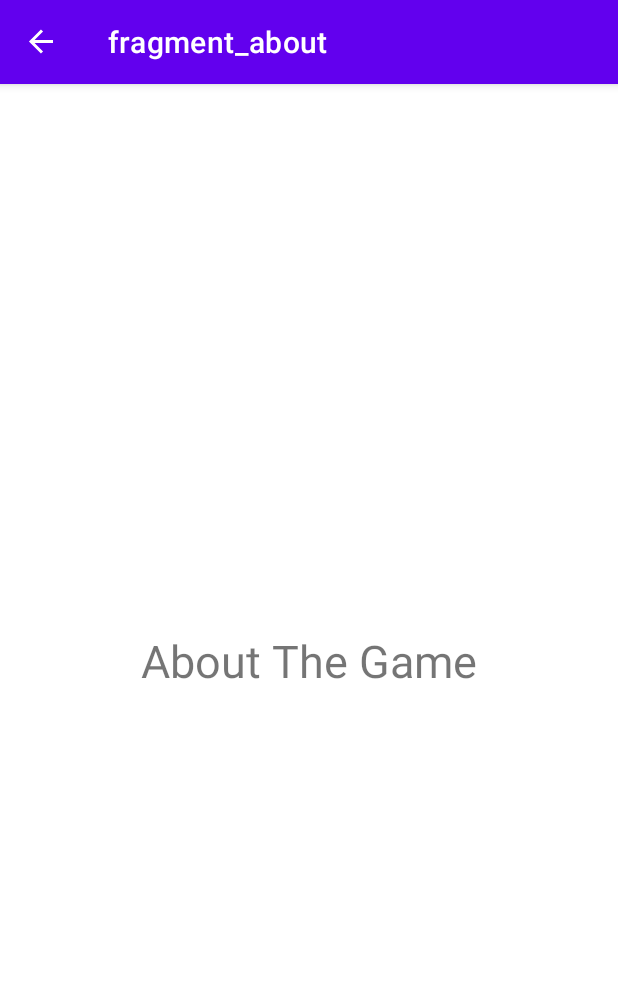
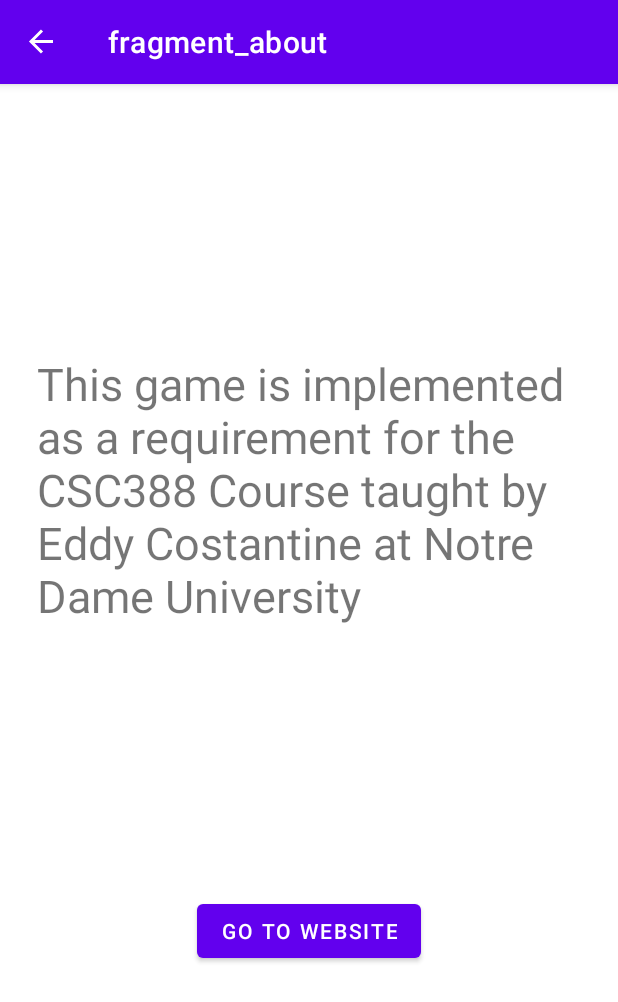
Before and after one commit to thecharbeltabet/GuessTheNumberAndroid, an Android app: the AboutFragment screen opened through its navigation route, on a phone screen of 412 x 824 dp. Shown: the top 1002 px of the screen. Run offline under Robolectric (Android 15) with nearby library versions, the phone set to English and light mode, and no system bars; our stand-ins replace data binding, navigation-ui.

Commit message:
Added implicit intent in about to take us to a website

```diff
--- a/app/src/main/java/com/example/guessthenumber/AboutFragment.kt
+++ b/app/src/main/java/com/example/guessthenumber/AboutFragment.kt
@@ -1,10 +1,15 @@
 package com.example.guessthenumber
 
+import android.content.Intent
+import android.net.Uri
 import android.os.Bundle
 import androidx.fragment.app.Fragment
 import android.view.LayoutInflater
 import android.view.View
 import android.view.ViewGroup
+import androidx.databinding.DataBindingUtil
+import com.example.guessthenumber.databinding.FragmentAboutBinding
+import com.example.guessthenumber.databinding.FragmentGameBinding
 
 class AboutFragment : Fragment() {
 
@@ -14,7 +19,16 @@ class AboutFragment : Fragment() {
         savedInstanceState: Bundle?
     ): View? {
         // Inflate the layout for this fragment
-        return inflater.inflate(R.layout.fragment_about, container, false)
+        //return inflater.inflate(R.layout.fragment_about, container, false)
+        val binding: FragmentAboutBinding = DataBindingUtil.inflate(inflater, R.layout.fragment_about, container, false)
+
+        binding.Gobutton.setOnClickListener {
+            val webIntent: Intent = Intent(Intent.ACTION_VIEW, Uri.parse("https://www.ndu.edu.lb/academics/faculty-of-natural-applied-sciences/computer-science/computer-science"))
+            startActivity(webIntent)
+        }
+
+
+        return binding.root
     }
 
 
--- a/app/src/main/java/com/example/guessthenumber/ResultFragment.kt
+++ b/app/src/main/java/com/example/guessthenumber/ResultFragment.kt
@@ -28,7 +28,7 @@ class ResultFragment : Fragment() {
         }
         else
         {
-            binding.textView5.text = "Congratulations, " + args.name + " got a score of  " + args.score.toString() + " In " + args.diff + " Game Mode."
+            binding.textView5.text = "Congratulations, " + args.name + " got a score of " + args.score.toString() + " in " + args.diff + " Game Mode."
         }
 
             val message = binding.textView5.text.toString() + " Can you beat it ? Come have a try "
--- a/app/src/main/res/layout/fragment_about.xml
+++ b/app/src/main/res/layout/fragment_about.xml
@@ -1,19 +1,31 @@
 <?xml version="1.0" encoding="utf-8"?>
-<androidx.constraintlayout.widget.ConstraintLayout xmlns:android="http://schemas.android.com/apk/res/android"
+<layout xmlns:android="http://schemas.android.com/apk/res/android"
     xmlns:app="http://schemas.android.com/apk/res-auto"
-    xmlns:tools="http://schemas.android.com/tools"
+    xmlns:tools="http://schemas.android.com/tools">
+    <androidx.constraintlayout.widget.ConstraintLayout
         android:layout_width="match_parent"
         android:layout_height="match_parent"
         tools:context=".AboutFragment">
 
         <TextView
             android:id="@+id/textView2"
+            android:layout_width="363dp"
+            android:layout_height="wrap_content"
+            android:text="This game is implemented as a requirement for the CSC388 Course taught by Eddy Costantine at Notre Dame University "
+            android:textSize="30sp"
+            app:layout_constraintBottom_toTopOf="@+id/Gobutton"
+            app:layout_constraintEnd_toEndOf="parent"
+            app:layout_constraintStart_toStartOf="parent"
+            app:layout_constraintTop_toTopOf="parent" />
+
+        <Button
+            android:id="@+id/Gobutton"
             android:layout_width="wrap_content"
             android:layout_height="wrap_content"
-        android:text="About The Game"
-        android:textSize="30sp"
+            android:text="Go to Website"
             app:layout_constraintBottom_toBottomOf="parent"
             app:layout_constraintEnd_toEndOf="parent"
             app:layout_constraintStart_toStartOf="parent"
-        app:layout_constraintTop_toTopOf="parent" />
+            app:layout_constraintTop_toBottomOf="@+id/textView2" />
     </androidx.constraintlayout.widget.ConstraintLayout>
+</layout>
```
Also changed, not shown: app/src/main/java/com/example/guessthenumber/GameFragment.kt (+11 -3 lines), app/src/main/java/com/example/guessthenumber/MainFragment.kt (+19 -11 lines). Lines whose indentation alone changed are shown as unchanged.
